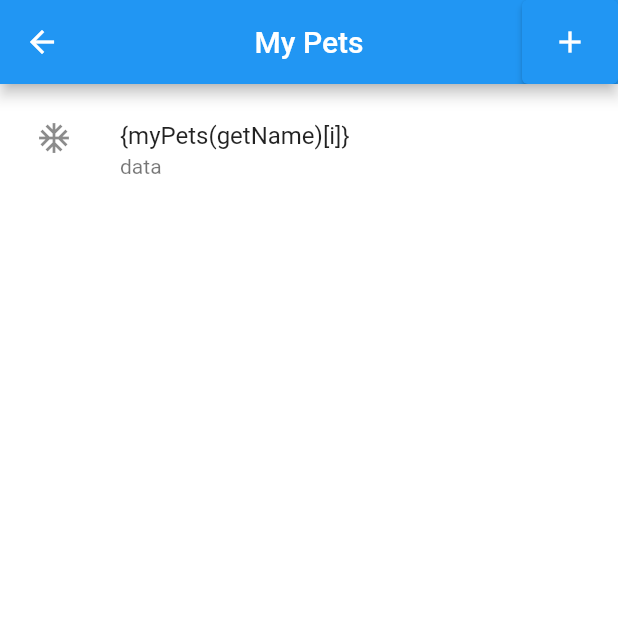
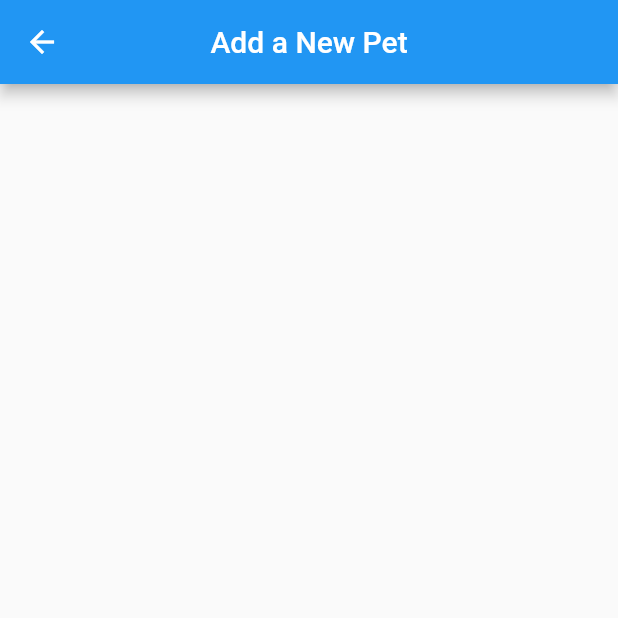
Before and after one commit to BobbyTortorello/P-C-T-Flutter, a Flutter app: the MyPets screen opened by its route, after a tap on the "add" icon, on a phone screen of 412 x 824 dp, the top half of it. Run offline on Flutter 3.47's test engine with Material 2 defaults, Android fonts, the phone set to English and light mode, and no system bars.

Commit message:
Continuing to work on myPets and added 'Add New Pet' screen

```diff
--- a/lib/main.dart
+++ b/lib/main.dart
@@ -1,11 +1,13 @@
 import 'package:flutter/material.dart';
 import 'package:p_c_t/my_pets.dart';
+import 'package:p_c_t/new_pet.dart';
 
 void main() {
   runApp(const P_C_T());
   runApp(MaterialApp(initialRoute: '/home', routes: {
     '/home': (context) => const P_C_T(),
-    '/myPets': (context) => const MyPets()
+    '/myPets': (context) => const MyPets(),
+    '/addPet': (context) => const AddPet()
   }));
 }
 
--- /dev/null
+++ b/lib/new_pet.dart
@@ -0,0 +1,15 @@
+import 'package:flutter/material.dart';
+
+class AddPet extends StatelessWidget {
+  const AddPet({Key? key}) : super(key: key);
+
+  @override
+  Widget build(BuildContext context) {
+    return Scaffold(
+      appBar: AppBar(
+        title: const Text('Add a New Pet'),
+        centerTitle: true,
+      ),
+    );
+  }
+}
--- a/lib/pet.dart
+++ b/lib/pet.dart
@@ -7,4 +7,8 @@ class Pet {
   Image petImage;
 
   Pet(this.petName, this.petType, this.petBreed, this.petImage);
+
+  String getName() {
+    return petName;
+  }
 }
```
